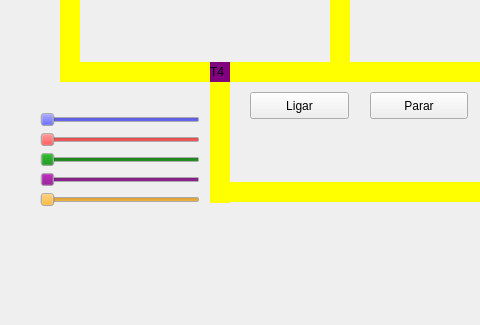
First picture: the form in mainwindow.ui, repository lucas208/so_trems, before the edit; both pictures show x 0 to 480 and y 95 to 420 of the 940 by 420 pixel window.
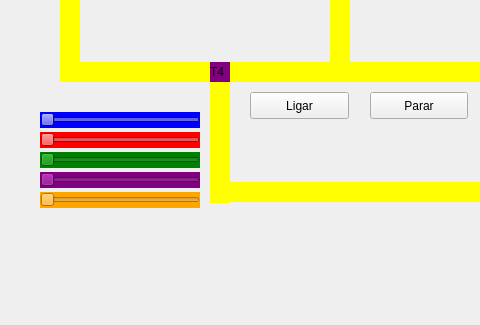
Second picture: the form after the edit.

Patch:
```diff
--- a/mainwindow.ui
+++ b/mainwindow.ui
@@ -311,54 +311,11 @@
       <height>16</height>
      </rect>
     </property>
-    <property name="palette">
-     <palette>
-      <active>
-       <colorrole role="Button">
-        <brush brushstyle="SolidPattern">
-         <color alpha="255">
-          <red>0</red>
-          <green>0</green>
-          <blue>255</blue>
-         </color>
-        </brush>
-       </colorrole>
-      </active>
-      <inactive>
-       <colorrole role="Button">
-        <brush brushstyle="SolidPattern">
-         <color alpha="255">
-          <red>0</red>
-          <green>0</green>
-          <blue>255</blue>
-         </color>
-        </brush>
-       </colorrole>
-      </inactive>
-      <disabled>
-       <colorrole role="Button">
-        <brush brushstyle="SolidPattern">
-         <color alpha="255">
-          <red>0</red>
-          <green>0</green>
-          <blue>255</blue>
-         </color>
-        </brush>
-       </colorrole>
-      </disabled>
-     </palette>
-    </property>
     <property name="styleSheet">
-     <string notr="true">QLabel { background: blue}</string>
-    </property>
-    <property name="minimum">
-     <number>0</number>
+     <string notr="true">QSlider { background: blue}</string>
     </property>
     <property name="maximum">
-     <number>90</number>
-    </property>
-    <property name="value">
-     <number>0</number>
+     <number>99</number>
     </property>
     <property name="orientation">
      <enum>Qt::Horizontal</enum>
@@ -373,57 +330,11 @@
       <height>16</height>
      </rect>
     </property>
-    <property name="palette">
-     <palette>
-      <active>
-       <colorrole role="Button">
-        <brush brushstyle="SolidPattern">
-         <color alpha="255">
-          <red>255</red>
-          <green>0</green>
-          <blue>0</blue>
-         </color>
-        </brush>
-       </colorrole>
-      </active>
-      <inactive>
-       <colorrole role="Button">
-        <brush brushstyle="SolidPattern">
-         <color alpha="255">
-          <red>255</red>
-          <green>0</green>
-          <blue>0</blue>
-         </color>
-        </brush>
-       </colorrole>
-      </inactive>
-      <disabled>
-       <colorrole role="Button">
-        <brush brushstyle="SolidPattern">
-         <color alpha="255">
-          <red>255</red>
-          <green>0</green>
-          <blue>0</blue>
-         </color>
-        </brush>
-       </colorrole>
-      </disabled>
-     </palette>
-    </property>
     <property name="styleSheet">
-     <string notr="true"/>
-    </property>
-    <property name="minimum">
-     <number>0</number>
+     <string notr="true">QSlider { background: red}</string>
     </property>
     <property name="maximum">
-     <number>90</number>
-    </property>
-    <property name="value">
-     <number>0</number>
-    </property>
-    <property name="sliderPosition">
-     <number>0</number>
+     <number>99</number>
     </property>
     <property name="orientation">
      <enum>Qt::Horizontal</enum>
@@ -438,57 +349,11 @@
       <height>16</height>
      </rect>
     </property>
-    <property name="palette">
-     <palette>
-      <active>
-       <colorrole role="Button">
-        <brush brushstyle="SolidPattern">
-         <color alpha="255">
-          <red>0</red>
-          <green>128</green>
-          <blue>0</blue>
-         </color>
-        </brush>
-       </colorrole>
-      </active>
-      <inactive>
-       <colorrole role="Button">
-        <brush brushstyle="SolidPattern">
-         <color alpha="255">
-          <red>0</red>
-          <green>128</green>
-          <blue>0</blue>
-         </color>
-        </brush>
-       </colorrole>
-      </inactive>
-      <disabled>
-       <colorrole role="Button">
-        <brush brushstyle="SolidPattern">
-         <color alpha="255">
-          <red>0</red>
-          <green>128</green>
-          <blue>0</blue>
-         </color>
-        </brush>
-       </colorrole>
-      </disabled>
-     </palette>
-    </property>
-    <property name="minimum">
-     <number>0</number>
+    <property name="styleSheet">
+     <string notr="true">QSlider { background: green}</string>
     </property>
     <property name="maximum">
-     <number>90</number>
-    </property>
-    <property name="value">
-     <number>0</number>
-    </property>
-    <property name="sliderPosition">
-     <number>0</number>
-    </property>
-    <property name="tracking">
-     <bool>true</bool>
+     <number>99</number>
     </property>
     <property name="orientation">
      <enum>Qt::Horizontal</enum>
@@ -503,51 +368,11 @@
       <height>16</height>
      </rect>
     </property>
-    <property name="palette">
-     <palette>
-      <active>
-       <colorrole role="Button">
-        <brush brushstyle="SolidPattern">
-         <color alpha="255">
-          <red>128</red>
-          <green>0</green>
-          <blue>128</blue>
-         </color>
-        </brush>
-       </colorrole>
-      </active>
-      <inactive>
-       <colorrole role="Button">
-        <brush brushstyle="SolidPattern">
-         <color alpha="255">
-          <red>128</red>
-          <green>0</green>
-          <blue>128</blue>
-         </color>
-        </brush>
-       </colorrole>
-      </inactive>
-      <disabled>
-       <colorrole role="Button">
-        <brush brushstyle="SolidPattern">
-         <color alpha="255">
-          <red>128</red>
-          <green>0</green>
-          <blue>128</blue>
-         </color>
-        </brush>
-       </colorrole>
-      </disabled>
-     </palette>
-    </property>
-    <property name="minimum">
-     <number>0</number>
+    <property name="styleSheet">
+     <string notr="true">QSlider { background: purple}</string>
     </property>
     <property name="maximum">
-     <number>90</number>
-    </property>
-    <property name="value">
-     <number>0</number>
+     <number>99</number>
     </property>
     <property name="orientation">
      <enum>Qt::Horizontal</enum>
@@ -562,51 +387,11 @@
       <height>16</height>
      </rect>
     </property>
-    <property name="palette">
-     <palette>
-      <active>
-       <colorrole role="Button">
-        <brush brushstyle="SolidPattern">
-         <color alpha="255">
-          <red>255</red>
-          <green>165</green>
-          <blue>0</blue>
-         </color>
-        </brush>
-       </colorrole>
-      </active>
-      <inactive>
-       <colorrole role="Button">
-        <brush brushstyle="SolidPattern">
-         <color alpha="255">
-          <red>255</red>
-          <green>165</green>
-          <blue>0</blue>
-         </color>
-        </brush>
-       </colorrole>
-      </inactive>
-      <disabled>
-       <colorrole role="Button">
-        <brush brushstyle="SolidPattern">
-         <color alpha="255">
-          <red>255</red>
-          <green>165</green>
-          <blue>0</blue>
-         </color>
-        </brush>
-       </colorrole>
-      </disabled>
-     </palette>
-    </property>
-    <property name="minimum">
-     <number>0</number>
+    <property name="styleSheet">
+     <string notr="true">QSlider { background: Orange}</string>
     </property>
     <property name="maximum">
-     <number>90</number>
-    </property>
-    <property name="value">
-     <number>0</number>
+     <number>99</number>
     </property>
     <property name="orientation">
      <enum>Qt::Horizontal</enum>
```
Left out of the diff: 2 changed lines with no effect on the pictures.
